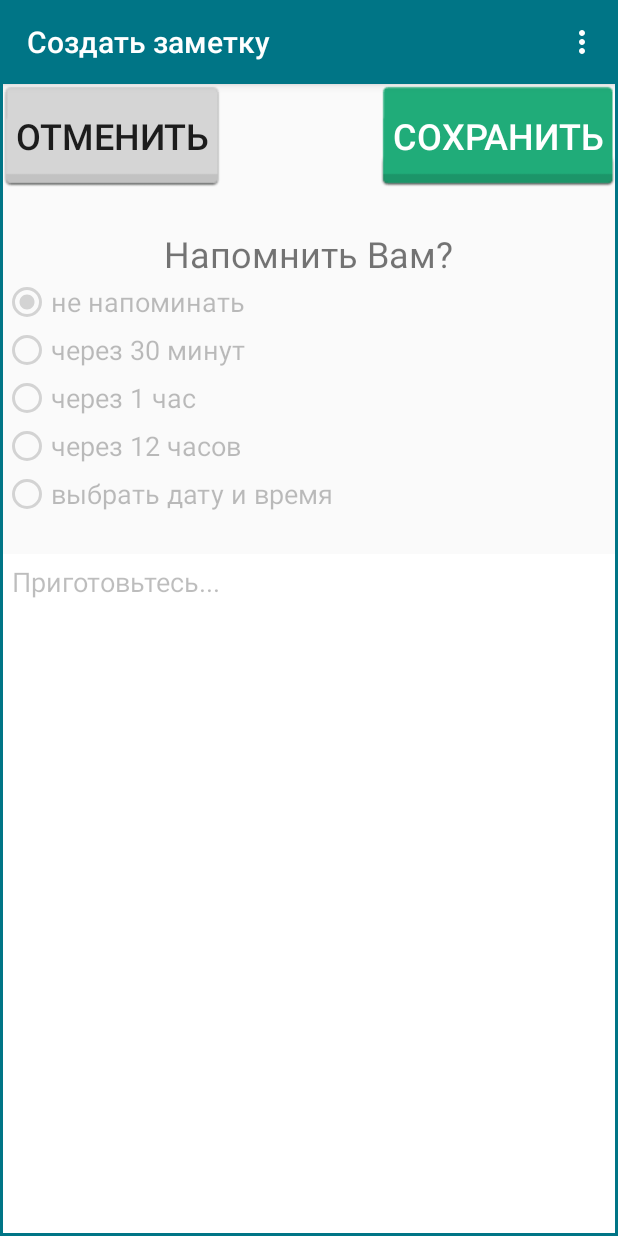
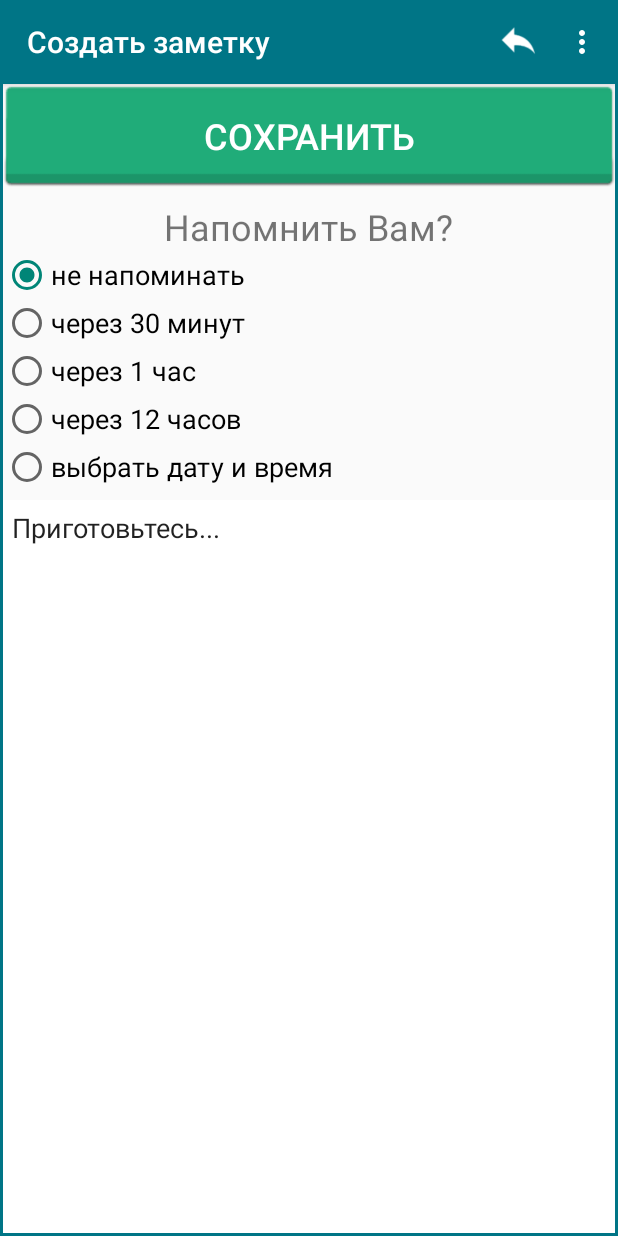
Before and after one commit to dartl/AndroidVoiceMemo, an Android app: the screen it shows after launch (AddNoteActivity), after a tap on "Создать заметку", on a phone screen of 412 x 824 dp. Run offline under Robolectric (Android 15) with nearby library versions, the phone set to English and light mode, and no system bars; our stand-ins replace AdMob; 1 other tap on this screen came first.

Commit message:
Действия отмены сохранения, а так же стрелочка возврата перенесены в акшион бар, удаление заметки также перенесено туда

```diff
--- a/app/src/main/java/com/androidvoicememo/AddNoteActivity.java
+++ b/app/src/main/java/com/androidvoicememo/AddNoteActivity.java
@@ -45,7 +45,6 @@ public class AddNoteActivity extends ParentActivity implements
         RecognitionListener {
 
     private Button btn_addNote_save;
-    private Button btn_addNote_cancel;
     private EditText recognizeText;
     private RadioGroup radioGroupRemember;
     private long offsetTime = -1;
@@ -96,11 +95,6 @@ public class AddNoteActivity extends ParentActivity implements
         radioBtnRemember4= (RadioButton) findViewById(R.id.radioBtnRemember4);
         radioBtnRemember5= (RadioButton) findViewById(R.id.radioBtnRemember5);
 
-        radioBtnRemember1.setEnabled(false);
-        radioBtnRemember2.setEnabled(false);
-        radioBtnRemember3.setEnabled(false);
-        radioBtnRemember4.setEnabled(false);
-        radioBtnRemember5.setEnabled(false);
 
         radioGroupRemember.setOnCheckedChangeListener(new RadioGroup.OnCheckedChangeListener() {
 
@@ -132,10 +126,8 @@ public class AddNoteActivity extends ParentActivity implements
         });
         /* Добавляем обработчики кликов */
         btn_addNote_save = (Button) findViewById(R.id.btn_addNote_save);
-        btn_addNote_cancel = (Button) findViewById(R.id.btn_addNote_cancel);
         recognizeText = (EditText) findViewById(R.id.recognizeText);
         btn_addNote_save.setOnClickListener(this);
-        btn_addNote_cancel.setOnClickListener(this);
         recognizeText.addTextChangedListener(new TextWatcher() {
             @Override
             public void afterTextChanged(Editable s) {
@@ -177,10 +169,6 @@ public class AddNoteActivity extends ParentActivity implements
                 setResult(RESULT_OK, intent);
                 finish();
                 break;
-            /* Клик по кнопке "Отмена" */
-            case R.id.btn_addNote_cancel:
-                finish();
-                break;
             default:
                 break;
         }
@@ -212,12 +200,6 @@ public class AddNoteActivity extends ParentActivity implements
         if (spokenText == null) {
             spokenText = "Текст не удалось распознать";
             recognizeText.setText(spokenText);
-        } else {
-            radioBtnRemember1.setEnabled(true);
-            radioBtnRemember2.setEnabled(true);
-            radioBtnRemember3.setEnabled(true);
-            radioBtnRemember4.setEnabled(true);
-            radioBtnRemember5.setEnabled(true);
         }
     }
 
@@ -290,8 +272,6 @@ public class AddNoteActivity extends ParentActivity implements
         spokenText = spokenText.toLowerCase();
         recognizeText.setText(spokenText);
         /* включаем неактивные кнопку Сохранить и распознанный текст */
-        recognizeText.setEnabled(true);
-        btn_addNote_save.setEnabled(true);
         speech.cancel();
         speech.destroy();
     }
@@ -424,14 +404,12 @@ public class AddNoteActivity extends ParentActivity implements
         offsetTime = -1;
     }
 
-    /*@Override
+    @Override
     public boolean onCreateOptionsMenu(Menu menu) {
         // Inflate the menu; this adds items to the action bar if it is present.
-        boolean result = super.onCreateOptionsMenu(menu);
-        getMenuInflater().inflate(R.menu.menu_main, menu);
-        MenuItem searchItem = menu.findItem(R.id.action_search);
-        searchItem.setVisible(false);
-        return result;
-    }*/
+        super.onCreateOptionsMenu(menu);
+        cancelItem.setVisible(true);
+        return true;
+    }
 
 }
--- a/app/src/main/java/com/androidvoicememo/MainActivity.java
+++ b/app/src/main/java/com/androidvoicememo/MainActivity.java
@@ -119,7 +119,7 @@ public class MainActivity extends ParentActivity {
         // Inflate the menu; this adds items to the action bar if it is present.
         super.onCreateOptionsMenu(menu);
         searchItem.setVisible(true);
-        searchItemAdd.setVisible(true);
+        addItem.setVisible(true);
         return true;
     }
 
--- a/app/src/main/java/com/androidvoicememo/ParentActivity.java
+++ b/app/src/main/java/com/androidvoicememo/ParentActivity.java
@@ -35,7 +35,9 @@ public class ParentActivity extends AppCompatActivity implements View.OnClickLis
     protected static final int EXPORT_NOTE = 402;
 
     protected MenuItem searchItem;
-    protected MenuItem searchItemAdd;
+    protected MenuItem addItem;
+    protected MenuItem cancelItem;
+    protected MenuItem deleteNoteItem;
 
     // Указатель на выборку заметок из БД
     protected Cursor cursor_Notes;
@@ -75,8 +77,14 @@ public class ParentActivity extends AppCompatActivity implements View.OnClickLis
         ActionBarMenu = menu;
 
         searchItem = menu.findItem(R.id.action_search);
-        searchItemAdd = menu.findItem(R.id.app_name_addNote);
-        searchItemAdd.setVisible(false);
+        cancelItem = menu.findItem(R.id.action_cancel);
+        addItem = menu.findItem(R.id.app_name_addNote);
+        deleteNoteItem = menu.findItem(R.id.action_deleteNote);
+
+        deleteNoteItem.setVisible(false);
+        addItem.setVisible(false);
+        cancelItem.setVisible(false);
+
         SearchView searchView =
                 (SearchView) MenuItemCompat.getActionView(searchItem);
         searchView.setQueryHint(getResources().getString(R.string.main_searchPhrase));
@@ -120,6 +128,9 @@ public class ParentActivity extends AppCompatActivity implements View.OnClickLis
             case R.id.app_name_reference:
                 intent = new Intent(this, ReferenceActivity.class);
                 startActivity(intent);
+                break;
+            case R.id.action_cancel:
+                finish();
                 break;
             /*case R.id.app_name_searchNote:
             break;
--- a/app/src/main/res/layout/add_note.xml
+++ b/app/src/main/res/layout/add_note.xml
@@ -24,7 +24,7 @@
         android:layout_alignParentStart="true">
 
         <Button
-            android:layout_width="wrap_content"
+            android:layout_width="fill_parent"
             android:layout_height="wrap_content"
             android:text="@string/addNote_save"
             android:id="@+id/btn_addNote_save"
@@ -32,24 +32,9 @@
             android:paddingBottom="@dimen/addNote_button_padding"
             android:nestedScrollingEnabled="false"
             style="@style/gawk_style_button"
-            android:enabled="false"
-            android:layout_below="@+id/toolbarTop"
-            android:layout_alignParentRight="true"
-            android:layout_alignParentEnd="true" />
-
-        <Button
-            android:layout_width="wrap_content"
-            android:layout_height="wrap_content"
-            android:text="@string/addNote_cancel"
-            android:id="@+id/btn_addNote_cancel"
-            android:textSize="@dimen/addNote_heading_size"
-            style="@style/gawk_style_button_gray"
-            android:elevation="10dp"
             android:enabled="true"
-            android:translationZ="10dp"
-            android:layout_above="@+id/textView2"
-            android:layout_alignParentLeft="true"
-            android:layout_alignParentStart="true" />
+            android:layout_alignParentTop="true"
+            android:layout_centerHorizontal="true" />
 
         <TextView
             android:layout_width="wrap_content"
@@ -151,7 +136,7 @@
                 android:textSize="@dimen/addNote_body_size"
                 android:layout_marginTop="@dimen/addNote_heading_top_margin"
                 android:autoText="false"
-                android:enabled="false"
+                android:enabled="true"
                 style="@style/gawk_addNote_textField"><requestFocus /></EditText>
     </LinearLayout>
 
--- a/app/src/main/res/menu/menu_main.xml
+++ b/app/src/main/res/menu/menu_main.xml
@@ -7,6 +7,14 @@
         android:icon="@drawable/search"
         app:showAsAction="ifRoom|collapseActionView"
         app:actionViewClass="android.support.v7.widget.SearchView" />
+    <item android:id="@+id/action_cancel" android:title="@string/addNote_cancel"
+        android:icon="@drawable/cancel"
+        app:showAsAction="ifRoom|collapseActionView"
+        />
+    <item android:id="@+id/action_deleteNote" android:title="@string/viewNote_deleteNote"
+        android:icon="@drawable/delete_note"
+        app:showAsAction="ifRoom|collapseActionView"
+        />
     <item android:id="@+id/app_name_addNote" android:title="@string/app_name_addNote"
         android:orderInCategory="1"
         android:icon="@drawable/add_new_note"
--- a/app/src/main/res/values/dimens.xml
+++ b/app/src/main/res/values/dimens.xml
@@ -19,7 +19,7 @@
     <dimen name="addNote_heading_size">24sp</dimen>
     <dimen name="addNote_button_padding">22dp</dimen>
     <dimen name="addNote_button_paddingTop">18dp</dimen>
-    <dimen name="addNote_heading_top_margin">24dp</dimen>
+    <dimen name="addNote_heading_top_margin">6dp</dimen>
     <dimen name="addNote_padding">6dp</dimen>
 
     <dimen name="styleGawkMainPadding">2dp</dimen>
--- a/app/src/main/res/values/strings.xml
+++ b/app/src/main/res/values/strings.xml
@@ -34,6 +34,7 @@
         <!-- Окно просмотреть запись -->
         <string name="viewNote_copy">Скопировать весь текст</string>
         <string name="viewNote_listen">Прослушать</string>
+        <string name="viewNote_deleteNote">Удалить</string>
 
         <!-- Окно справки -->
         <string name="reference_AddNote_header">Добавление заметки</string>
```
Also changed, not shown: app/src/main/java/com/androidvoicememo/ImportExportActivity.java (+9 -0 lines), app/src/main/java/com/androidvoicememo/ReferenceActivity.java (+9 -0 lines), app/src/main/java/com/androidvoicememo/ViewNoteActivity.java (+28 -10 lines), app/src/main/res/layout/view_note_activity.xml (+1 -12 lines), app/src/main/res/drawable/cancel.png, app/src/main/res/drawable/delete_note.png.
